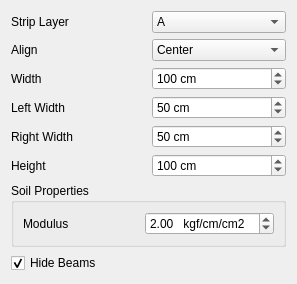
Above: safe/punch/Resources/ui/base_foundation.ui from ebrahimraeyat/OSAFE before the change. Below: the same form after it.
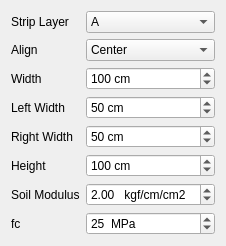
That is the form after the change.

Commit message: replace wire with beams in rectangular slab in Gui command

```diff
--- a/safe/punch/Resources/ui/base_foundation.ui
+++ b/safe/punch/Resources/ui/base_foundation.ui
@@ -6,122 +6,31 @@
    <rect>
     <x>0</x>
     <y>0</y>
-    <width>297</width>
-    <height>264</height>
+    <width>199</width>
+    <height>237</height>
    </rect>
   </property>
   <property name="windowTitle">
    <string>Create Base of Foundation</string>
   </property>
   <layout class="QVBoxLayout" name="verticalLayout">
-   <item>
-    <layout class="QGridLayout" name="gridLayout">
-     <item row="0" column="0">
-      <widget class="QLabel" name="label">
-       <property name="text">
-        <string>Strip Layer</string>
-       </property>
-      </widget>
-     </item>
-     <item row="0" column="1">
-      <widget class="QComboBox" name="strip_layer">
-       <item>
-        <property name="text">
-         <string>A</string>
-        </property>
-       </item>
-       <item>
-        <property name="text">
-         <string>B</string>
-        </property>
-       </item>
-       <item>
-        <property name="text">
-         <string>other</string>
-        </property>
-       </item>
-      </widget>
-     </item>
-    </layout>
-   </item>
-   <item>
-    <layout class="QHBoxLayout" name="horizontalLayout">
-     <item>
-      <widget class="QLabel" name="label_3">
-       <property name="text">
-        <string>Align</string>
-       </property>
-      </widget>
-     </item>
-     <item>
-      <widget class="QComboBox" name="align">
-       <item>
-        <property name="text">
-         <string>Center</string>
-        </property>
-       </item>
-       <item>
-        <property name="text">
-         <string>Left</string>
-        </property>
-       </item>
-       <item>
-        <property name="text">
-         <string>Right</string>
-        </property>
-       </item>
-      </widget>
-     </item>
-    </layout>
-   </item>
    <item>
     <layout class="QGridLayout" name="gridLayout_3">
-     <item row="2" column="1">
-      <widget class="QSpinBox" name="right_width_spinbox">
-       <property name="suffix">
-        <string> cm</string>
-       </property>
-       <property name="minimum">
-        <number>0</number>
-       </property>
-       <property name="maximum">
-        <number>1000</number>
-       </property>
-       <property name="singleStep">
-        <number>5</number>
-       </property>
-       <property name="value">
-        <number>50</number>
+     <item row="7" column="0">
+      <widget class="QLabel" name="label_7">
+       <property name="text">
+        <string>Soil Modulus</string>
        </property>
       </widget>
      </item>
-     <item row="0" column="0">
+     <item row="3" column="0">
       <widget class="QLabel" name="label_2">
        <property name="text">
         <string>Width</string>
        </property>
       </widget>
      </item>
-     <item row="0" column="1">
-      <widget class="QSpinBox" name="width_spinbox">
-       <property name="suffix">
-        <string> cm</string>
-       </property>
-       <property name="minimum">
-        <number>20</number>
-       </property>
-       <property name="maximum">
-        <number>1000</number>
-       </property>
-       <property name="singleStep">
-        <number>5</number>
-       </property>
-       <property name="value">
-        <number>100</number>
-       </property>
-      </widget>
-     </item>
-     <item row="3" column="1">
+     <item row="6" column="1">
       <widget class="QSpinBox" name="height_spinbox">
        <property name="suffix">
         <string> cm</string>
@@ -140,28 +49,59 @@
        </property>
       </widget>
      </item>
-     <item row="3" column="0">
-      <widget class="QLabel" name="label_5">
-       <property name="text">
-        <string>Height</string>
+     <item row="5" column="1">
+      <widget class="QSpinBox" name="right_width_spinbox">
+       <property name="suffix">
+        <string> cm</string>
        </property>
+       <property name="minimum">
+        <number>0</number>
+       </property>
+       <property name="maximum">
+        <number>1000</number>
+       </property>
+       <property name="singleStep">
+        <number>5</number>
+       </property>
+       <property name="value">
+        <number>50</number>
+       </property>
       </widget>
      </item>
-     <item row="1" column="0">
+     <item row="3" column="1">
+      <widget class="QSpinBox" name="width_spinbox">
+       <property name="suffix">
+        <string> cm</string>
+       </property>
+       <property name="minimum">
+        <number>20</number>
+       </property>
+       <property name="maximum">
+        <number>1000</number>
+       </property>
+       <property name="singleStep">
+        <number>5</number>
+       </property>
+       <property name="value">
+        <number>100</number>
+       </property>
+      </widget>
+     </item>
+     <item row="4" column="0">
       <widget class="QLabel" name="label_4">
        <property name="text">
         <string>Left Width</string>
        </property>
       </widget>
      </item>
-     <item row="2" column="0">
+     <item row="5" column="0">
       <widget class="QLabel" name="label_6">
        <property name="text">
         <string>Right Width</string>
        </property>
       </widget>
      </item>
-     <item row="1" column="1">
+     <item row="4" column="1">
       <widget class="QSpinBox" name="left_width_spinbox">
        <property name="suffix">
         <string> cm</string>
@@ -180,15 +120,66 @@
        </property>
       </widget>
      </item>
-    </layout>
-   </item>
+     <item row="6" column="0">
+      <widget class="QLabel" name="label_5">
+       <property name="text">
+        <string>Height</string>
+       </property>
+      </widget>
+     </item>
+     <item row="0" column="0">
+      <widget class="QLabel" name="label">
+       <property name="text">
+        <string>Strip Layer</string>
+       </property>
+      </widget>
+     </item>
+     <item row="1" column="1">
+      <widget class="QComboBox" name="align">
    <item>
-    <widget class="QGroupBox" name="groupBox">
-     <property name="title">
-      <string>Soil Properties</string>
-     </property>
-     <layout class="QGridLayout" name="gridLayout_4">
+        <property name="text">
+         <string>Center</string>
+        </property>
+       </item>
+       <item>
+        <property name="text">
+         <string>Left</string>
+        </property>
+       </item>
+       <item>
+        <property name="text">
+         <string>Right</string>
+        </property>
+       </item>
+      </widget>
+     </item>
+     <item row="1" column="0">
+      <widget class="QLabel" name="label_3">
+       <property name="text">
+        <string>Align</string>
+       </property>
+      </widget>
+     </item>
       <item row="0" column="1">
+      <widget class="QComboBox" name="strip_layer">
+       <item>
+        <property name="text">
+         <string>A</string>
+        </property>
+       </item>
+       <item>
+        <property name="text">
+         <string>B</string>
+        </property>
+       </item>
+       <item>
+        <property name="text">
+         <string>other</string>
+        </property>
+       </item>
+      </widget>
+     </item>
+     <item row="7" column="1">
        <widget class="QDoubleSpinBox" name="soil_modulus">
         <property name="prefix">
          <string/>
@@ -213,27 +204,29 @@
         </property>
        </widget>
       </item>
-      <item row="0" column="0">
-       <widget class="QLabel" name="label_7">
+     <item row="8" column="0">
+      <widget class="QLabel" name="label_8">
         <property name="text">
-         <string>Modulus</string>
+        <string>fc</string>
         </property>
        </widget>
       </item>
-     </layout>
-    </widget>
-   </item>
-   <item>
-    <widget class="QCheckBox" name="hide_beams_checkbox">
-     <property name="text">
-      <string>Hide Beams</string>
-     </property>
-     <property name="checked">
-      <bool>true</bool>
-     </property>
+     <item row="8" column="1">
+      <widget class="QSpinBox" name="fc">
+       <property name="suffix">
+        <string>  MPa</string>
+       </property>
+       <property name="minimum">
+        <number>20</number>
+       </property>
+       <property name="value">
+        <number>25</number>
+       </property>
     </widget>
    </item>
   </layout>
+   </item>
+  </layout>
  </widget>
  <resources/>
  <connections/>
```
Left out of the diff: 10 changed lines with no effect on the pictures. Lines whose indentation alone changed are shown as unchanged. The commit also changes 1 other file.
